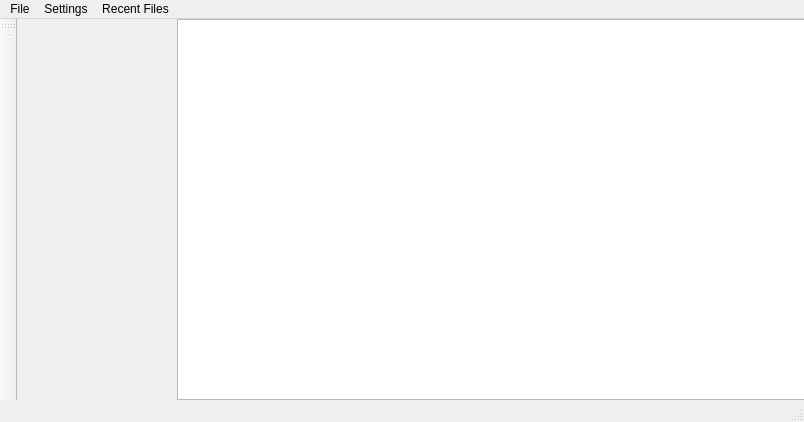
First picture: the form in zeex/core/ui/project/main.ui, repository zbarge/zeex, before the edit.
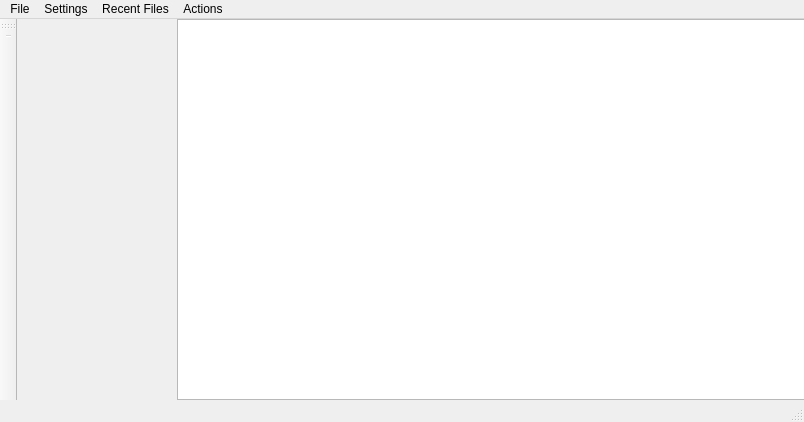
Second picture: the form after the edit.

Patch:
```diff
--- a/zeex/core/ui/project/main.ui
+++ b/zeex/core/ui/project/main.ui
@@ -54,9 +54,17 @@
      <string>Recent Files</string>
     </property>
    </widget>
+   <widget class="QMenu" name="menuActions">
+    <property name="title">
+     <string>Actions</string>
+    </property>
+    <addaction name="actionMerge_Purge"/>
+    <addaction name="actionRename"/>
+   </widget>
    <addaction name="menuFile"/>
    <addaction name="menuSettings"/>
    <addaction name="menuRecent_Files"/>
+   <addaction name="menuActions"/>
   </widget>
   <widget class="QStatusBar" name="statusbar"/>
   <widget class="QToolBar" name="toolBar">
```
Left out of the diff: 10 changed lines with no effect on the pictures.
